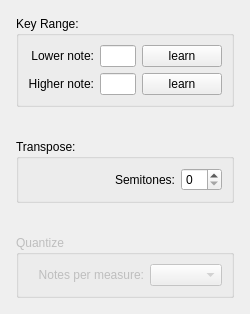
Above: src/Standalone/gui/miditoolsdialog.ui from elieserdejesus/JamTaba before the change. Below: the same form after it.
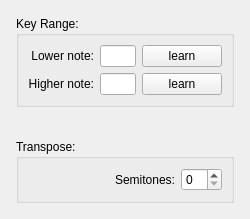
That is the form after the change.

What changed in the file:
```diff
--- a/src/Standalone/gui/miditoolsdialog.ui
+++ b/src/Standalone/gui/miditoolsdialog.ui
@@ -7,7 +7,7 @@
     <x>0</x>
     <y>0</y>
     <width>237</width>
-    <height>293</height>
+    <height>208</height>
    </rect>
   </property>
   <property name="sizePolicy">
@@ -202,44 +202,6 @@
      </layout>
     </widget>
    </item>
-   <item>
-    <widget class="QGroupBox" name="groupBoxQuantize">
-     <property name="enabled">
-      <bool>false</bool>
-     </property>
-     <property name="sizePolicy">
-      <sizepolicy hsizetype="Preferred" vsizetype="Maximum">
-       <horstretch>0</horstretch>
-       <verstretch>0</verstretch>
-      </sizepolicy>
-     </property>
-     <property name="title">
-      <string>Quantize</string>
-     </property>
-     <layout class="QHBoxLayout" name="horizontalLayout_4">
-      <item>
-       <widget class="QLabel" name="label_6">
-        <property name="text">
-         <string>Notes per measure:</string>
-        </property>
-        <property name="alignment">
-         <set>Qt::AlignRight|Qt::AlignTrailing|Qt::AlignVCenter</set>
-        </property>
-       </widget>
-      </item>
-      <item>
-       <widget class="QComboBox" name="comboBox">
-        <property name="sizePolicy">
-         <sizepolicy hsizetype="Maximum" vsizetype="Fixed">
-          <horstretch>0</horstretch>
-          <verstretch>0</verstretch>
-         </sizepolicy>
-        </property>
-       </widget>
-      </item>
-     </layout>
-    </widget>
-   </item>
   </layout>
  </widget>
  <resources/>
```
